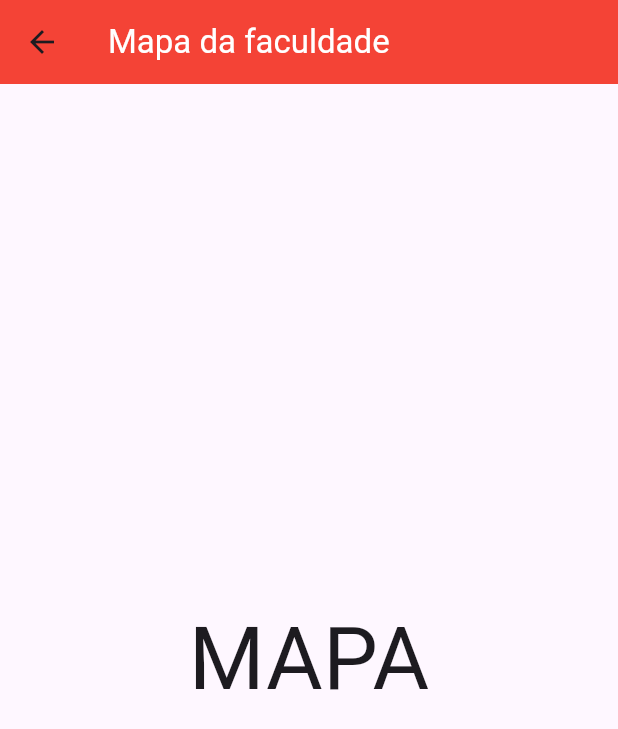
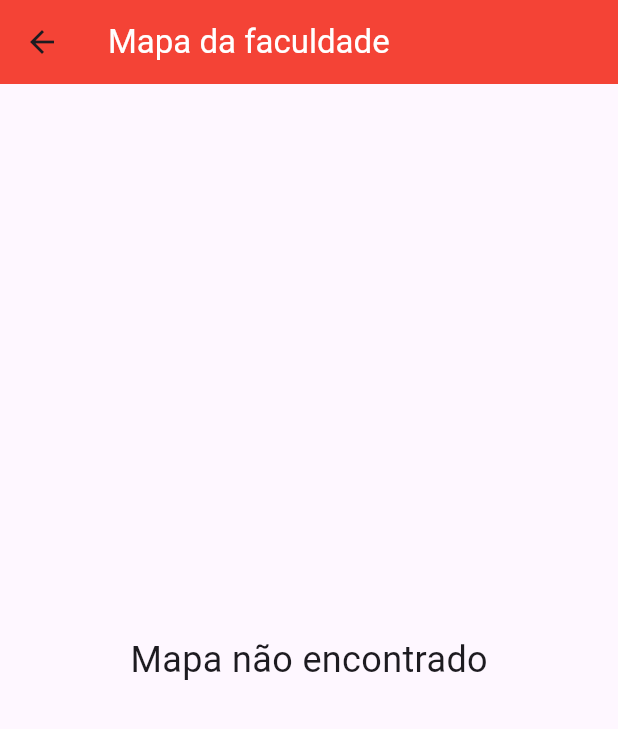
Before and after one commit to Netovitu/faculmap, a Flutter app: the QRCodeResultScreen screen opened directly with empty values, on a phone screen of 412 x 824 dp. Shown: the top 729 px of the screen. Run offline on Flutter 3.47's test engine with Material 3 defaults, Android fonts, the phone set to English and light mode, and no system bars; our stand-ins replace geolocator; missing offline and left inert: simple_barcode_scanner.

Commit message:
Agora ao escanear um determinado QR code, você é direcionado a uma tela que exibe uma determinada imagem/mapa

```diff
--- a/lib/QRCodeResultScreen.dart
+++ b/lib/QRCodeResultScreen.dart
@@ -1,23 +1,116 @@
 import 'package:flutter/material.dart';
+import 'package:geolocator/geolocator.dart';
 
-class QRCodeResultScreen extends StatelessWidget {
+class QRCodeResultScreen extends StatefulWidget {
   final String codigo;
 
   const QRCodeResultScreen({super.key, required this.codigo});
 
   @override
+  _QRCodeResultScreenState createState() => _QRCodeResultScreenState();
+}
+
+class _QRCodeResultScreenState extends State<QRCodeResultScreen> {
+  Position? _currentPosition;
+  late final String _imagePath;
+
+  final double latMin = -23.564;
+  final double latMax = -23.560;
+  final double lonMin = -46.652;
+  final double lonMax = -46.650;
+  final double imgWidth = 1000; // Substitua pelo valor real da largura da imagem
+  final double imgHeight = 1000; // Substitua pelo valor real da altura da imagem
+
+  @override
+  void initState() {
+    super.initState();
+    _imagePath = _getImagePath(widget.codigo);
+    _getCurrentLocation();
+  }
+
+  Future<void> _getCurrentLocation() async {
+    bool serviceEnabled;
+    LocationPermission permission;
+
+    // Verifique se os serviços de localização estão ativados
+    serviceEnabled = await Geolocator.isLocationServiceEnabled();
+    if (!serviceEnabled) {
+      // Serviços de localização não estão ativados, pode mostrar um alerta
+      return;
+    }
+
+    permission = await Geolocator.checkPermission();
+    if (permission == LocationPermission.denied) {
+      permission = await Geolocator.requestPermission();
+      if (permission == LocationPermission.denied) {
+        // Permissões negadas, pode mostrar um alerta
+        return;
+      }
+    }
+
+    if (permission == LocationPermission.deniedForever) {
+      // Permissões negadas permanentemente, pode mostrar um alerta
+      return;
+    }
+
+    // Obtenha a localização atual do usuário
+    Position position = await Geolocator.getCurrentPosition();
+    setState(() {
+      _currentPosition = position;
+    });
+
+    // Monitore a posição do usuário e atualize conforme ele se move
+    Geolocator.getPositionStream().listen((Position position) {
+      setState(() {
+        _currentPosition = position;
+      });
+    });
+  }
+
+  @override
   Widget build(BuildContext context) {
     return Scaffold(
       appBar: AppBar(
-        title: const Text("Mapa da faculdade", style: TextStyle(color: Colors.white),),
+        title: const Text("Mapa da faculdade", style: TextStyle(color: Colors.white)),
         backgroundColor: Colors.red,
       ),
-      body: const Center(
+      body: _imagePath.isNotEmpty
+          ? Stack(
+        children: [
+          Center(child: Image.asset(_imagePath, fit: BoxFit.contain)),
+          if (_currentPosition != null)
+            Positioned(
+              left: lonToPixel(_currentPosition!.longitude, imgWidth, lonMin, lonMax),
+              top: latToPixel(_currentPosition!.latitude, imgHeight, latMin, latMax),
+              child: const Icon(Icons.person_pin_circle, color: Colors.red, size: 40.0),
+            ),
+        ],
+      )
+          : const Center(
         child: Text(
-          'MAPA',
-          style: TextStyle(fontSize: 58),
+          'Mapa não encontrado',
+          style: TextStyle(fontSize: 24),
         ),
       ),
     );
   }
+
+  String _getImagePath(String codigo) {
+    switch (codigo) {
+      case "0001":
+        return 'assets/maps/mapa_1.png';
+      case "0002":
+        return 'assets/maps/mapa_2.png';
+      default:
+        return '';
+    }
+  }
+
+  double latToPixel(double latitude, double imgHeight, double latMin, double latMax) {
+    return imgHeight * (latitude - latMin) / (latMax - latMin);
+  }
+
+  double lonToPixel(double longitude, double imgWidth, double lonMin, double lonMax) {
+    return imgWidth * (longitude - lonMin) / (lonMax - lonMin);
+  }
 }
--- a/lib/home.dart
+++ b/lib/home.dart
@@ -58,7 +58,6 @@ class _HomeState extends State<Home> {
         codigoLido = res;
       });
 
-      // Navegar para tela do mapa.
       Navigator.push(
         context,
         MaterialPageRoute(
--- a/lib/main.dart
+++ b/lib/main.dart
@@ -8,7 +8,6 @@ void main() {
 class MyApp extends StatelessWidget {
   const MyApp({super.key});
 
-  // This widget is the root of your application.
   @override
   Widget build(BuildContext context) {
     return MaterialApp(
```
Also changed, not shown: lib/widgets/widget_button.dart (+4 -4 lines), pubspec.yaml (+4 -3 lines), pubspec.lock, 5 other files.
